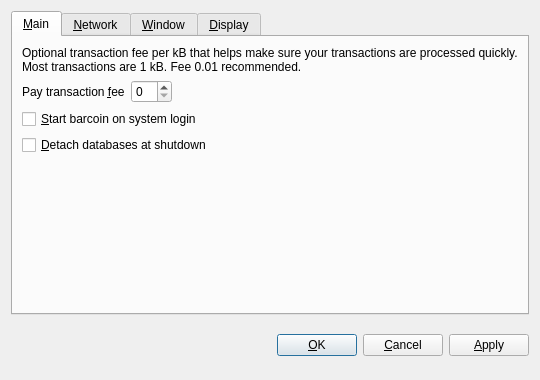
Old version of the form src/qt/forms/optionsdialog.ui in the repository IeuanG/testcoin.
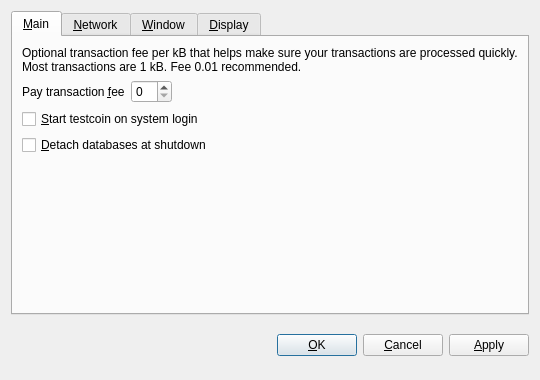
New version of the form. The open tabs and pages were chosen to show the change. Custom widgets are drawn as their Qt base class.

Patch:
```diff
--- a/src/qt/forms/optionsdialog.ui
+++ b/src/qt/forms/optionsdialog.ui
@@ -82,7 +82,7 @@
           <string>Automatically start barcoin after logging in to the system.</string>
          </property>
          <property name="text">
-          <string>&amp;Start barcoin on system login</string>
+          <string>&amp;Start testcoin on system login</string>
          </property>
         </widget>
        </item>
```
Left out of the diff: 10 changed lines with no effect on the pictures.
